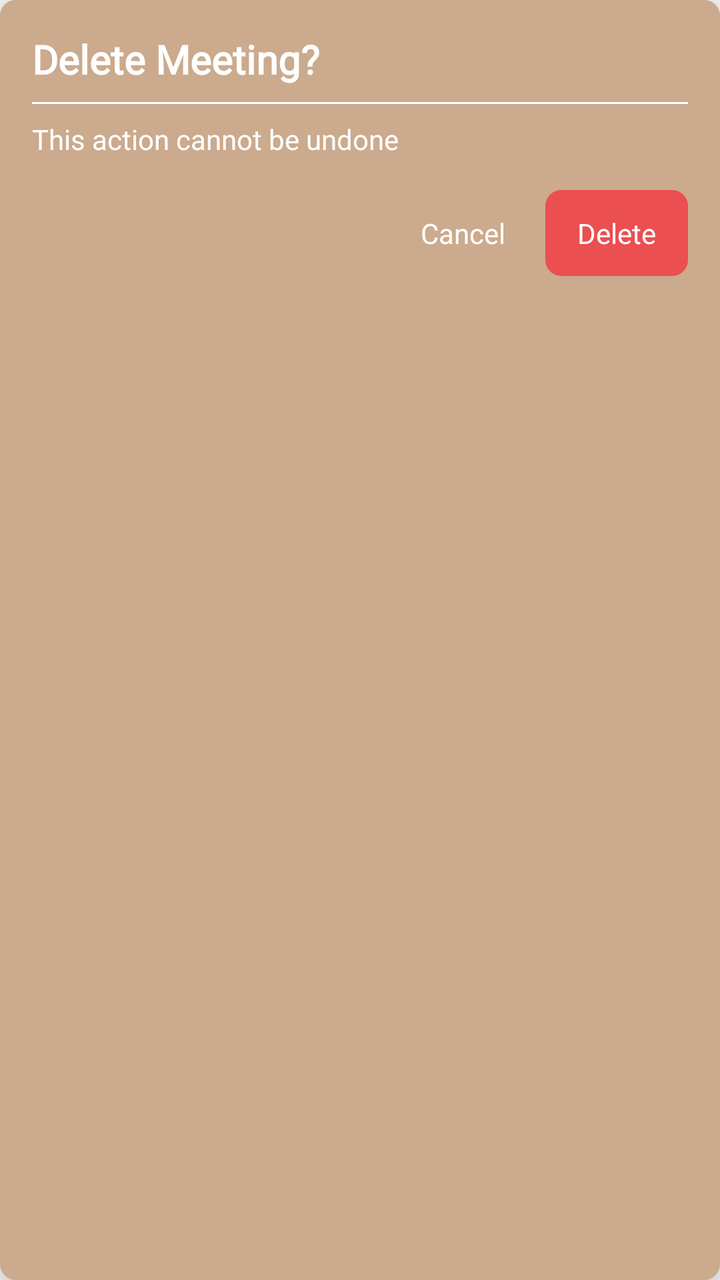
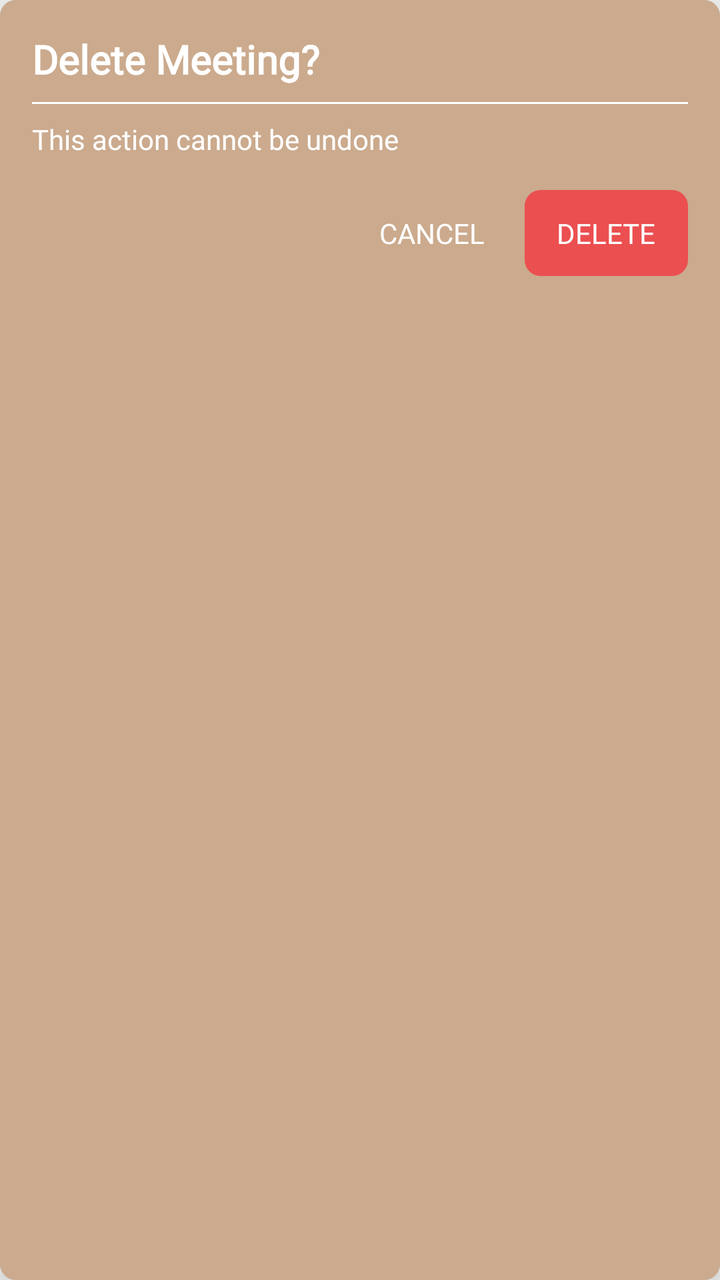

The first picture is an Android layout as it rendered before a commit; the second is the same layout after the commit. The layout source and the unified diff follow.
<!-- AndroidManifest.xml: application theme AppTheme -->
<!-- res/layout/delete_meeting_dialog_box.xml -->
<?xml version="1.0" encoding="utf-8"?>
<androidx.cardview.widget.CardView xmlns:android="http://schemas.android.com/apk/res/android"
    xmlns:app="http://schemas.android.com/apk/res-auto"
    android:layout_width="300dp"
    android:layout_height="wrap_content"
    android:layout_gravity="center"
    app:cardCornerRadius="8dp"
    app:cardElevation="20dp"
    app:cardBackgroundColor="#CBAA8D"
    android:layout_marginStart="16dp"
    android:layout_marginEnd="16dp"
    android:padding="16dp">

    <LinearLayout
        android:layout_width="match_parent"
        android:layout_height="match_parent"
        android:background="#CBAA8D"
        android:orientation="vertical"
        app:cardCornerRadius="8dp"
        android:padding="16dp">

        
        <TextView
            android:id="@+id/dialogTitle"
            android:layout_width="wrap_content"
            android:layout_height="wrap_content"
            android:fontFamily="@font/montserrat_medium"
            android:text="Delete Meeting?"
            android:textColor="#FFFFFF"
            android:textSize="20sp"
            android:textStyle="bold" />

        
        <View
            android:layout_width="match_parent"
            android:layout_height="1dp"
            android:layout_marginTop="8dp"
            android:background="#FFFFFF" />

        
        <TextView
            android:id="@+id/dialogMessage"
            android:layout_width="wrap_content"
            android:layout_height="wrap_content"
            android:layout_gravity="left"
            android:layout_marginTop="8dp"
            android:fontFamily="@font/montserrat_medium"
            android:text="This action cannot be undone"
            android:textColor="#FFFFFF"
            android:textSize="14sp" />

        

        
        <LinearLayout
            android:layout_width="wrap_content"
            android:layout_height="wrap_content"
            android:layout_gravity="right"
            android:layout_marginTop="16dp">

            
            <TextView
                android:id="@+id/buttonNo"
                android:layout_width="wrap_content"
                android:layout_height="wrap_content"
                android:layout_marginEnd="4dp"
                android:fontFamily="@font/montserrat_medium"
                android:paddingHorizontal="16dp"
                android:paddingVertical="12dp"
                android:text="Cancel"
                android:textColor="#FFFFFF"
                android:textSize="14sp"
                android:clickable="true"
                android:focusable="true" />

            
            <TextView
                android:id="@+id/buttonYes"
                android:layout_width="wrap_content"
                android:layout_height="wrap_content"
                android:background="@drawable/button_danger"
                android:clickable="true"
                android:focusable="true"
                android:fontFamily="@font/montserrat_medium"
                android:paddingHorizontal="16dp"
                android:paddingVertical="12dp"
                android:text="Delete"
                android:textColor="#FFFFFF"
                android:textSize="14sp" />
        </LinearLayout>
    </LinearLayout>
</androidx.cardview.widget.CardView>
<!-- resources referenced by this layout -->
<resources>
  <!-- drawable button_danger (drawable) -->
  <shape xmlns:android="http://schemas.android.com/apk/res/android"
      android:shape="rectangle">
      <solid android:color="#EB4F50"/>
      <corners android:radius="8dp"/>
  </shape>
  <style name="AppTheme" parent="Theme.AppCompat.Light.NoActionBar">
          <item name="android:statusBarColor">@color/colorPrimary</item>
          
          <item name="colorPrimary">@color/colorPrimary</item>
          <item name="colorPrimaryDark">@color/colorPrimaryDark</item>
          <item name="colorAccent">@color/colorAccent</item>
      </style>
  <color name="colorPrimary">#000000</color>
  <color name="colorPrimaryDark">#424242</color>
  <color name="colorAccent">#CCCCCC</color>
</resources>

<!-- the commit's change to res/layout/delete_meeting_dialog_box.xml (unified diff, before → after) -->
@@ -67,7 +67,7 @@
                 android:fontFamily="@font/montserrat_medium"
                 android:paddingHorizontal="16dp"
                 android:paddingVertical="12dp"
-                android:text="Cancel"
+                android:text="CANCEL"
                 android:textColor="#FFFFFF"
                 android:textSize="14sp"
                 android:clickable="true"
@@ -84,7 +84,7 @@
                 android:fontFamily="@font/montserrat_medium"
                 android:paddingHorizontal="16dp"
                 android:paddingVertical="12dp"
-                android:text="Delete"
+                android:text="DELETE"
                 android:textColor="#FFFFFF"
                 android:textSize="14sp" />
         </LinearLayout>
